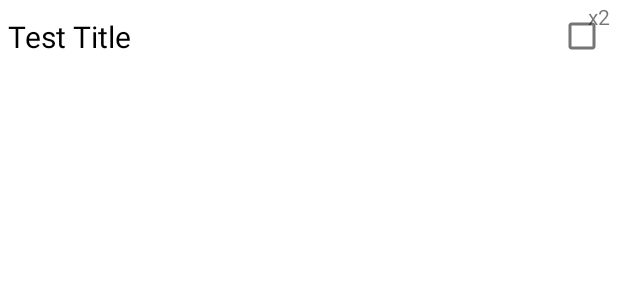
After one commit to wokka112/TaskTracker, an Android app: the layout list_item_active_record.xml on its own in the app's theme, with its tools: preview values and no code run, on a phone screen of 412 x 824 dp. The commit adds this screen. Shown: the top 300 px of the screen. Run offline under Robolectric (Android 15) with nearby library versions, the phone set to English and light mode, and no system bars.

Commit message:
Revert "Add list of tasks that can be ticked for completion"
This reverts commit 79410274c65183e0af94395074c0e9258ea6d82b.

```diff
--- a/app/src/main/java/com/floatingpanda/tasktracker/ui/home/HomeViewModel.kt
+++ b/app/src/main/java/com/floatingpanda/tasktracker/ui/home/HomeViewModel.kt
@@ -9,7 +9,7 @@ import com.floatingpanda.tasktracker.data.task.TaskDetails
 import java.util.Calendar
 
 class HomeViewModel : ViewModel() {
-    val records: List<RepeatableTaskRecord>
+    private val records: List<RepeatableTaskRecord>
 
     init {
         val today = Calendar.getInstance()
--- /dev/null
+++ b/app/src/main/res/layout/list_item_active_record.xml
@@ -0,0 +1,42 @@
+<?xml version="1.0" encoding="utf-8"?>
+<androidx.constraintlayout.widget.ConstraintLayout xmlns:android="http://schemas.android.com/apk/res/android"
+    xmlns:tools="http://schemas.android.com/tools"
+    android:layout_width="match_parent"
+    android:layout_height="wrap_content"
+    xmlns:app="http://schemas.android.com/apk/res-auto"
+    android:orientation="horizontal">
+
+    <TextView
+        android:id="@+id/item_name"
+        android:layout_width="wrap_content"
+        android:layout_height="wrap_content"
+        app:layout_constraintLeft_toLeftOf="parent"
+        app:layout_constraintTop_toTopOf="parent"
+        app:layout_constraintBottom_toBottomOf="parent"
+        android:layout_marginLeft="5dp"
+        tools:text="Test Title"
+        android:textColor="@color/black"
+        android:textSize="20sp" />
+
+    <CheckBox
+        android:id="@+id/item_checkbox"
+        android:layout_width="wrap_content"
+        android:layout_height="wrap_content"
+        app:layout_constraintRight_toRightOf="parent"
+        app:layout_constraintTop_toTopOf="parent"
+        app:layout_constraintBottom_toBottomOf="parent"
+        style="@style/checkbox_circle" />
+
+    <!--TODO is this necessary/useful? -->
+    <!--TODO if we keep this, make the text more fun with a custom font-->
+    <TextView
+        android:id="@+id/item_checkbox_superscript"
+        android:layout_width="wrap_content"
+        android:layout_height="wrap_content"
+        app:layout_constraintRight_toRightOf="@id/item_checkbox"
+        app:layout_constraintTop_toTopOf="@id/item_checkbox"
+        android:layout_marginRight="5dp"
+        android:layout_marginTop="1dp"
+        tools:text="x2" />
+
+</androidx.constraintlayout.widget.ConstraintLayout>
```
Also changed, not shown: app/src/main/java/com/floatingpanda/tasktracker/MainActivity.kt (+7 -10 lines), app/src/main/java/com/floatingpanda/tasktracker/data/task/RepeatableTaskRecord.kt (+5 -4 lines), app/src/main/java/com/floatingpanda/tasktracker/ui/RepeatableTaskRecordAdapter.kt (deleted, +0 -86 lines), app/src/main/java/com/floatingpanda/tasktracker/ui/RepeatableTaskRecordArrayAdapter.kt (added, +73 -0 lines), app/src/main/java/com/floatingpanda/tasktracker/ui/home/HomeFragment.kt (+9 -7 lines), app/src/main/res/layout/fragment_home.xml (+6 -11 lines), app/src/main/res/layout/item_test.xml (deleted, +0 -11 lines).
